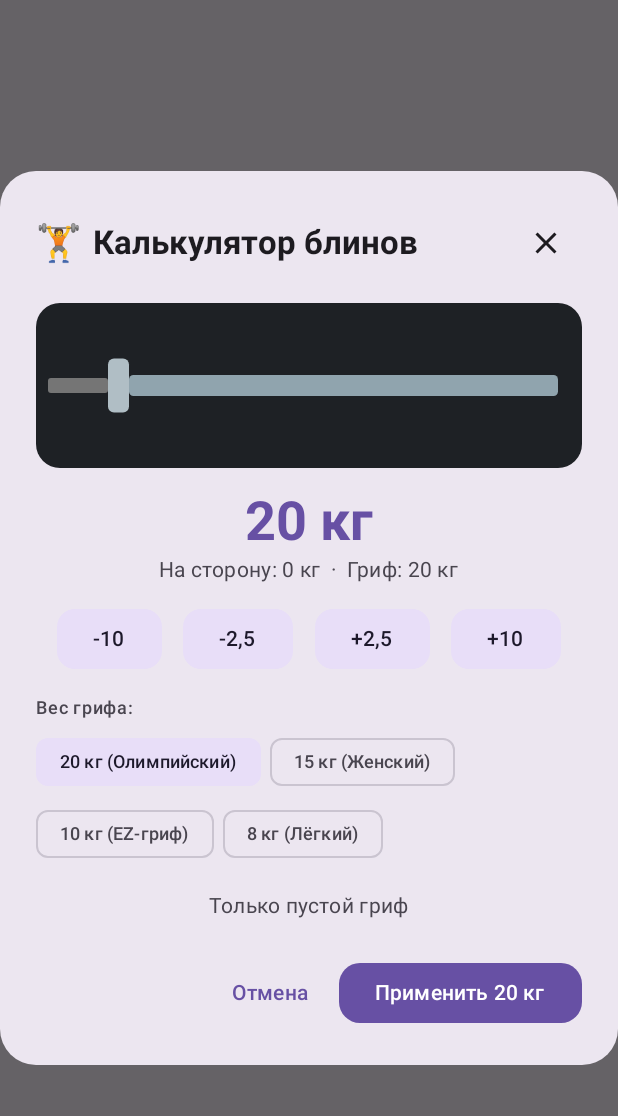
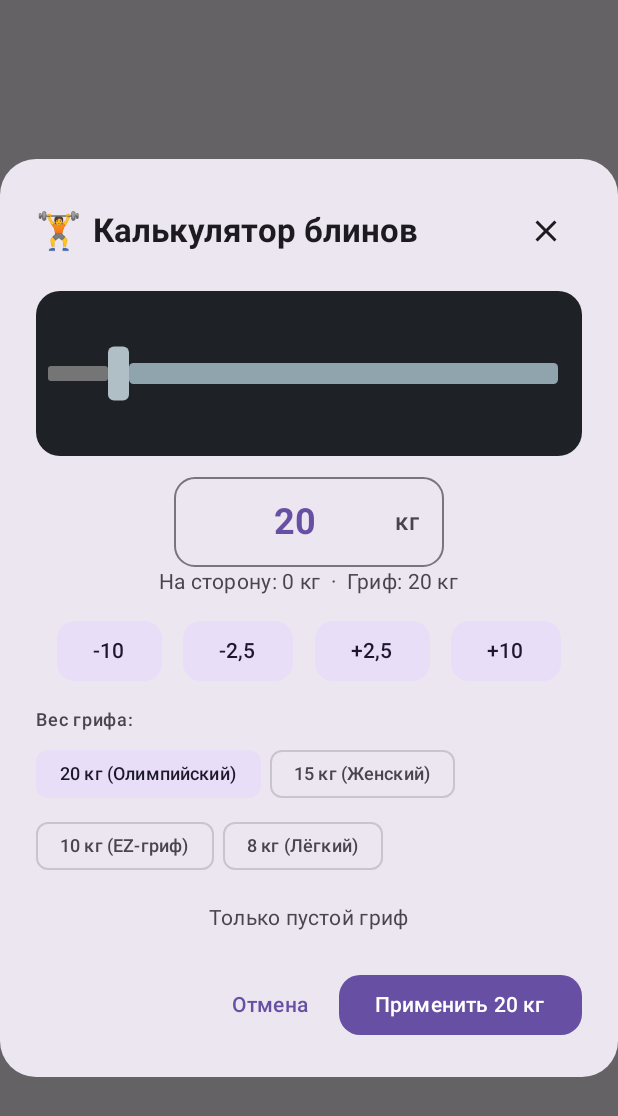
Before and after one commit to Kakuzaaa/fit_track, an Android app built with Jetpack Compose: the composable PlateCalculatorDialog called with empty values, on a phone screen of 412 x 824 dp. Shown: the top 1116 px of the screen. Run offline under Robolectric (Android 15) with nearby library versions, the phone set to English and light mode, and no system bars.

Commit message:
fix: declarative active days calculation, direct target weight input in plate calculator, single entry weight chart

```diff
--- a/app/src/main/java/com/example/fitnesstracker/ui/components/PlateCalculatorDialog.kt
+++ b/app/src/main/java/com/example/fitnesstracker/ui/components/PlateCalculatorDialog.kt
@@ -17,6 +17,7 @@ import androidx.compose.foundation.layout.size
 import androidx.compose.foundation.layout.width
 import androidx.compose.foundation.shape.CircleShape
 import androidx.compose.foundation.shape.RoundedCornerShape
+import androidx.compose.foundation.text.KeyboardOptions
 import androidx.compose.material.icons.Icons
 import androidx.compose.material.icons.filled.Add
 import androidx.compose.material.icons.filled.Close
@@ -30,8 +31,10 @@ import androidx.compose.material3.FilledTonalIconButton
 import androidx.compose.material3.FilterChip
 import androidx.compose.material3.Icon
 import androidx.compose.material3.IconButton
+import androidx.compose.material3.LocalTextStyle
 import androidx.compose.material3.MaterialTheme
 import androidx.compose.material3.OutlinedButton
+import androidx.compose.material3.OutlinedTextField
 import androidx.compose.material3.Surface
 import androidx.compose.material3.Text
 import androidx.compose.material3.TextButton
@@ -48,6 +51,7 @@ import androidx.compose.ui.geometry.Offset
 import androidx.compose.ui.geometry.Size
 import androidx.compose.ui.graphics.Color
 import androidx.compose.ui.text.font.FontWeight
+import androidx.compose.ui.text.input.KeyboardType
 import androidx.compose.ui.text.style.TextAlign
 import androidx.compose.ui.unit.dp
 import androidx.compose.ui.unit.sp
@@ -114,12 +118,25 @@ fun PlateCalculatorDialog(
 
                 Spacer(modifier = Modifier.height(14.dp))
 
-                // Целевой вес с крупным числом и кнопками шага
-                Text(
-                    text = "${Formatters.number(targetWeight)} кг",
-                    style = MaterialTheme.typography.displaySmall,
-                    fontWeight = FontWeight.Bold,
-                    color = MaterialTheme.colorScheme.primary
+                // Целевой вес: поле ввода + кнопки шага
+                OutlinedTextField(
+                    value = Formatters.number(targetWeight),
+                    onValueChange = { input ->
+                        input.replace(',', '.').toFloatOrNull()?.let {
+                            targetWeight = maxOf(0f, it)
+                        }
+                    },
+                    suffix = { Text("кг", fontWeight = FontWeight.SemiBold) },
+                    keyboardOptions = KeyboardOptions(keyboardType = KeyboardType.Decimal),
+                    textStyle = LocalTextStyle.current.copy(
+                        textAlign = TextAlign.Center,
+                        fontSize = 24.sp,
+                        fontWeight = FontWeight.Bold,
+                        color = MaterialTheme.colorScheme.primary
+                    ),
+                    singleLine = true,
+                    shape = RoundedCornerShape(14.dp),
+                    modifier = Modifier.width(180.dp)
                 )
 
                 Text(
```
Also changed, not shown: app/src/main/java/com/example/fitnesstracker/ui/components/WeightChart.kt (+11 -0 lines), app/src/main/java/com/example/fitnesstracker/ui/components/WorkoutHeatmap.kt (+6 -2 lines).
